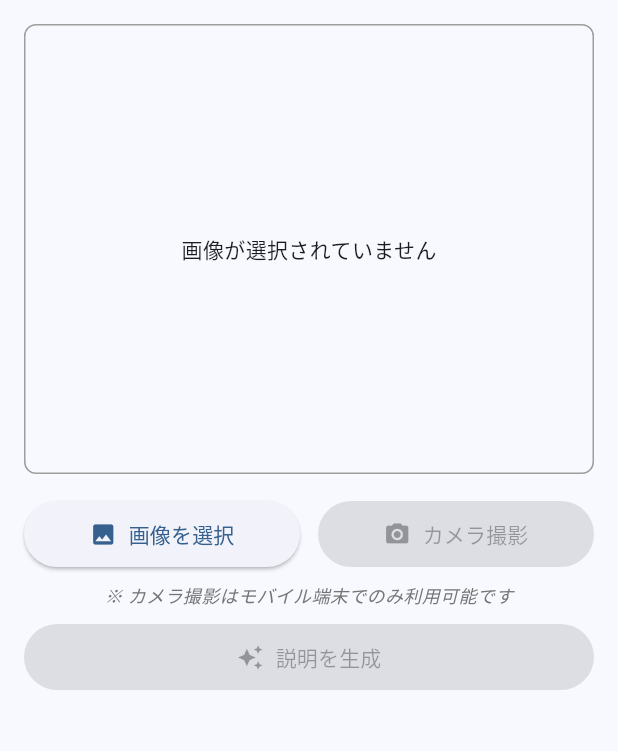
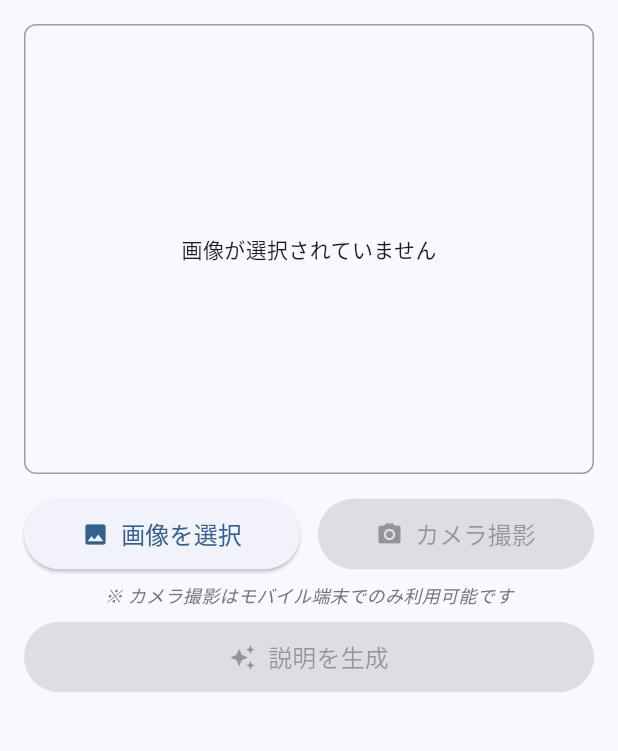
Before and after one commit to junhongo-ccs/image-ai, a Flutter app: the screen it shows after launch, on a phone screen of 412 x 824 dp, the part 84-835 px from its top. Run offline on Flutter 3.47's test engine with Material 3 defaults, Android fonts, the light colour scheme and no system bars; our stand-ins replace image_picker; missing offline and left inert: dart:html, markdown_widget.

Commit message:
🎨 Update button label font size to 16px

```diff
--- a/lib/main.dart
+++ b/lib/main.dart
@@ -165,7 +165,10 @@ class _ImageDescriptionPageState extends State<ImageDescriptionPage> {
                   child: ElevatedButton.icon(
                     onPressed: _pickImage,
                     icon: const Icon(Icons.image),
-                    label: const Text('画像を選択'),
+                    label: const Text(
+                      '画像を選択',
+                      style: TextStyle(fontSize: 16),
+                    ),
                     style: ElevatedButton.styleFrom(
                       padding: const EdgeInsets.symmetric(vertical: 12),
                     ),
@@ -176,7 +179,10 @@ class _ImageDescriptionPageState extends State<ImageDescriptionPage> {
                   child: ElevatedButton.icon(
                     onPressed: _isMobile ? _takePhoto : null,
                     icon: const Icon(Icons.camera_alt),
-                    label: const Text('カメラ撮影'),
+                    label: const Text(
+                      'カメラ撮影',
+                      style: TextStyle(fontSize: 16),
+                    ),
                     style: ElevatedButton.styleFrom(
                       padding: const EdgeInsets.symmetric(vertical: 12),
                       backgroundColor: _isMobile ? null : Colors.grey[300],
@@ -205,7 +211,10 @@ class _ImageDescriptionPageState extends State<ImageDescriptionPage> {
                   ? _generateDescription
                   : null,
               icon: const Icon(Icons.auto_awesome),
-              label: const Text('説明を生成'),
+              label: const Text(
+                '説明を生成',
+                style: TextStyle(fontSize: 16),
+              ),
               style: ElevatedButton.styleFrom(
                 padding: const EdgeInsets.symmetric(vertical: 12),
               ),
```
Also changed, not shown: 3 other files.
